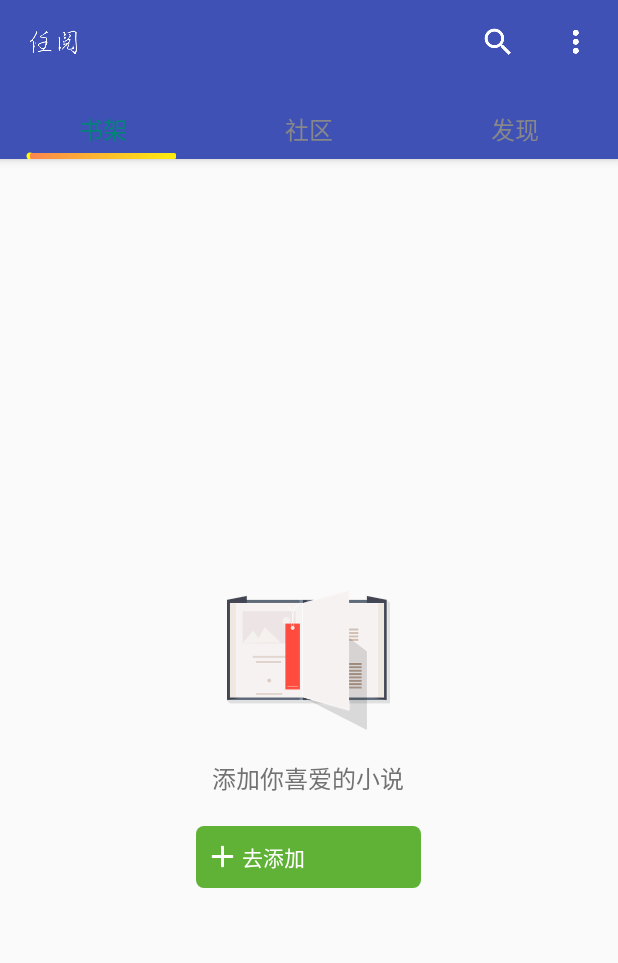
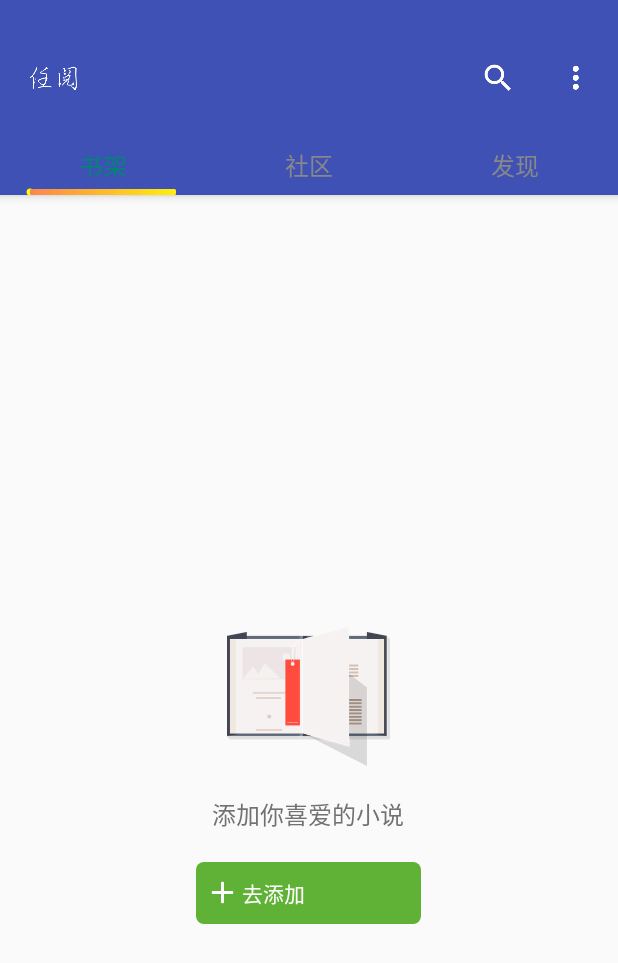
Before and after one commit to fjza1168/reader, an Android app: the screen it shows after launch (MainActivity), on a phone screen of 412 x 824 dp. Shown: the top 963 px of the screen. Run offline under Robolectric (Android 15) with nearby library versions, the phone set to English and light mode, and no system bars; our stand-ins replace ButterKnife, RxJava; libraries missing offline, so code that uses them is left out: com.mob.pushsdk, com.squareup.leakcanary, com.tbruyelle.rxpermissions2, com.tencent.bugly; 8 statements that could not run were skipped.

Commit message:
1:toolbar高度问题修复

```diff
--- a/app/src/main/java/com/ldp/reader/ui/fragment/BookShelfFragment.java
+++ b/app/src/main/java/com/ldp/reader/ui/fragment/BookShelfFragment.java
@@ -354,7 +354,6 @@ public class BookShelfFragment extends BaseMVPFragment<BookShelfContract.Present
             mPresenter.setBookShelf(bookIds);
         }else {
             Log.e(TAG, "onClick:  正在删除中 同步书架");
-
             String mobile  =  SharedPreUtils.getInstance().getString("userName");
             String mobileToken =  SharedPreUtils.getInstance().getString("token");
             mPresenter.setBookShelfByMobile(bookIds,mobile,mobileToken);
--- a/app/src/main/java/com/ldp/reader/utils/Constant.java
+++ b/app/src/main/java/com/ldp/reader/utils/Constant.java
@@ -34,7 +34,7 @@ public class Constant {
     public static final String IMG_BASE_URL_IN_BIQUGE = "https://imgapi.jiaston.com/BookFiles/BookImages/";
 
     public static final String API_BASE_URL_OWN= "http://47.98.166.103";
-//    public static final String API_BASE_URL_OWN= "http://192.168.0.102";
+//    public static final String API_BASE_URL_OWN= "http://192.168.0.105";
 
 
 
--- a/app/src/main/res/layout/activity_base_tab.xml
+++ b/app/src/main/res/layout/activity_base_tab.xml
@@ -6,6 +6,7 @@
 	android:layout_width="match_parent"
 	android:layout_height="match_parent"
 	android:orientation="vertical">
+
 	<android.support.design.widget.CoordinatorLayout
 		android:layout_width="match_parent"
 		android:layout_height="match_parent"
@@ -13,13 +14,20 @@
 
 		<android.support.design.widget.AppBarLayout
 			android:id="@+id/appbar"
+			android:background="@color/colorPrimary"
 			android:layout_width="match_parent"
 			android:layout_height="wrap_content">
-
+			<View
+				android:layout_width="match_parent"
+				android:layout_height="24dp"
+				android:fitsSystemWindows="true"
+				android:background="@color/colorPrimary"
+				app:layout_scrollFlags="scroll|enterAlways">
+			</View>
 			<android.support.v7.widget.Toolbar
 				android:id="@+id/toolbar"
 				android:layout_width="match_parent"
-				android:layout_height="wrap_content"
+				android:layout_height="?attr/actionBarSize"
 				android:minHeight="?attr/actionBarSize"
 				android:background="@color/colorPrimary"
 				android:fitsSystemWindows="true"
--- a/app/src/main/res/values/styles.xml
+++ b/app/src/main/res/values/styles.xml
@@ -58,7 +58,7 @@
         <item name="android:textColor">@color/nb.text.default</item>
         <!-- 字体大小-->
         <item name="android:textSize">16sp</item>
-        <item name="android:gravity">center_vertical</item>
+<!--        <item name="android:gravity">center_vertical</item>-->
         <!-- 用于替换菜单的三个小白点，换成自已的图片-->
         <item name="actionOverflowButtonStyle">@style/ActionButton.Overflow.Menu</item>
         <!--用于控制menu弹出的位置，位于toolbar的下面，而不是上面-->
```
Also changed, not shown: app/src/main/java/com/ldp/reader/presenter/BookShelfPresenter.java (+20 -32 lines).
